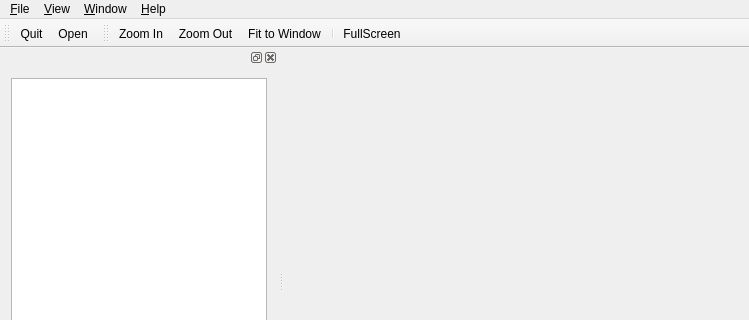
The window that src/ui/forms/MainWindow.ui (vookimedlo/vooki-image-viewer) describes before a commit, drawn with Qt 5; both pictures show x 0 to 749 and y 0 to 320 of the 749 by 535 pixel window.
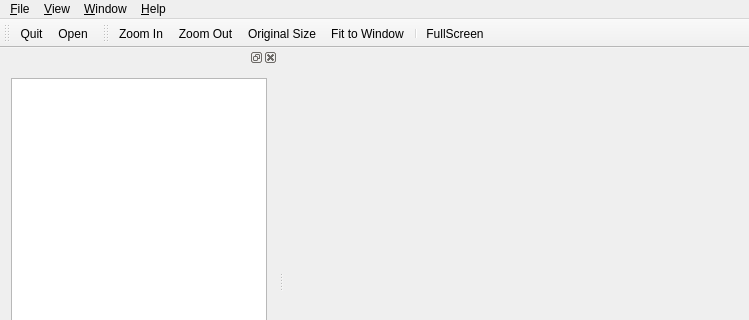
The same window after the commit. Icons and pictures are not drawn. Custom widgets are drawn as their Qt base class.

```diff
--- a/src/ui/forms/MainWindow.ui
+++ b/src/ui/forms/MainWindow.ui
@@ -128,6 +128,7 @@
    </attribute>
    <addaction name="actionZoomIn"/>
    <addaction name="actionZoomOut"/>
+   <addaction name="actionOriginalSize"/>
    <addaction name="actionFitToWindow"/>
    <addaction name="separator"/>
    <addaction name="actionFullScreen"/>
@@ -267,6 +268,11 @@
     <enum>Qt::ApplicationShortcut</enum>
    </property>
   </action>
+  <action name="actionOriginalSize">
+   <property name="text">
+    <string>Original Size</string>
+   </property>
+  </action>
  </widget>
  <layoutdefault spacing="6" margin="11"/>
  <customwidgets>
```
Left out of the diff: 18 changed lines with no effect on the pictures.
